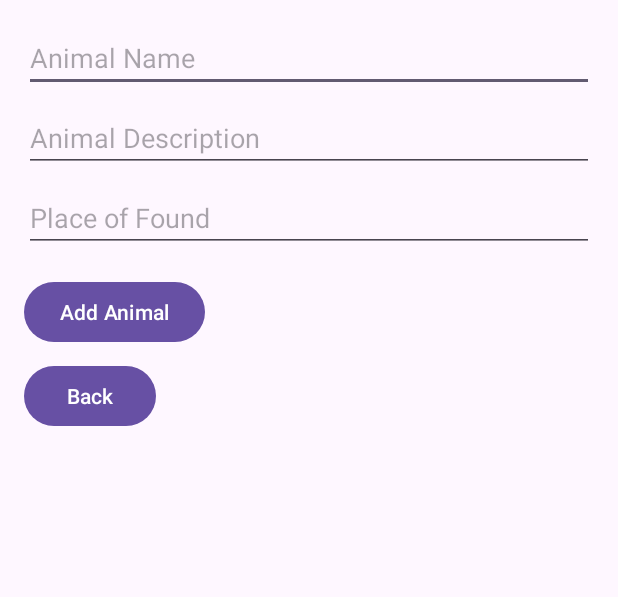
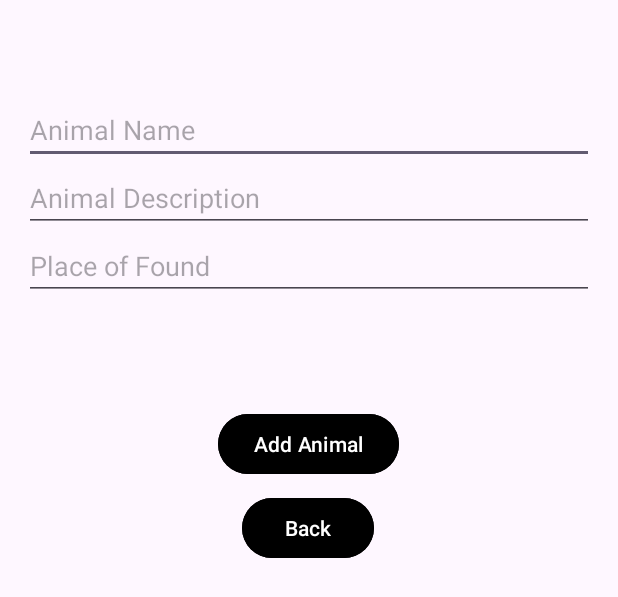
Before and after one commit to BenSimany/AnimalInfoApp, an Android app: the layout fragment_add_animal.xml on its own in the app's theme, with its tools: preview values and no code run, on a phone screen of 412 x 824 dp. Shown: the top 597 px of the screen. Run offline under Robolectric (Android 15) with nearby library versions, the phone set to English and light mode, and no system bars.

```diff
--- a/app/src/main/res/layout/fragment_add_animal.xml
+++ b/app/src/main/res/layout/fragment_add_animal.xml
@@ -1,43 +1,75 @@
 <?xml version="1.0" encoding="utf-8"?>
-<LinearLayout
+<androidx.constraintlayout.widget.ConstraintLayout
     xmlns:android="http://schemas.android.com/apk/res/android"
-    android:id="@+id/addAnimalLayout"
+    xmlns:app="http://schemas.android.com/apk/res-auto"
     android:layout_width="match_parent"
     android:layout_height="match_parent"
-    android:orientation="vertical"
     android:padding="16dp">
 
+    <!-- שם החיה -->
+
+    <!-- תיאור החיה -->
     <EditText
         android:id="@+id/etAnimalName"
-        android:layout_width="match_parent"
+        android:layout_width="0dp"
         android:layout_height="wrap_content"
+        android:layout_marginTop="48dp"
         android:hint="@string/animal_name_hint"
-        android:layout_marginBottom="8dp"/>
+        app:layout_constraintEnd_toEndOf="parent"
+        app:layout_constraintHorizontal_bias="0.0"
+        app:layout_constraintStart_toStartOf="parent"
+        app:layout_constraintTop_toTopOf="parent" />
 
     <EditText
         android:id="@+id/etAnimalDescription"
-        android:layout_width="match_parent"
+        android:layout_width="0dp"
         android:layout_height="wrap_content"
         android:hint="@string/animal_desc_hint"
-        android:layout_marginBottom="8dp"/>
+        app:layout_constraintTop_toBottomOf="@id/etAnimalName"
+        app:layout_constraintStart_toStartOf="parent"
+        app:layout_constraintEnd_toEndOf="parent"
+        android:layout_marginBottom="8dp" />
 
+    <!-- מקום מציאת החיה -->
     <EditText
         android:id="@+id/etAnimalPlaceOfFound"
-        android:layout_width="match_parent"
+        android:layout_width="0dp"
         android:layout_height="wrap_content"
         android:hint="@string/animal_place_of_found"
-        android:layout_marginBottom="16dp"/>
+        app:layout_constraintTop_toBottomOf="@id/etAnimalDescription"
+        app:layout_constraintStart_toStartOf="parent"
+        app:layout_constraintEnd_toEndOf="parent"
+        android:layout_marginBottom="16dp" />
 
-    <com.google.android.material.button.MaterialButton
+    <!-- כפתור הוספה -->
+
+    <!-- כפתור חזרה -->
+    <Button
         android:id="@+id/btnAddAnimal"
         android:layout_width="wrap_content"
         android:layout_height="wrap_content"
-        android:text="@string/add_animal"/>
+        android:layout_marginTop="72dp"
+        android:backgroundTint="@color/black"
+        android:text="@string/add_animal"
+        android:textColor="@color/white"
+        app:cornerRadius="20dp"
+        app:layout_constraintEnd_toEndOf="parent"
+        app:layout_constraintHorizontal_bias="0.498"
+        app:layout_constraintStart_toStartOf="parent"
+        app:layout_constraintTop_toBottomOf="@id/etAnimalPlaceOfFound" />
 
-    <com.google.android.material.button.MaterialButton
+    <Button
         android:id="@+id/btnBack"
         android:layout_width="wrap_content"
         android:layout_height="wrap_content"
+        android:layout_marginTop="8dp"
+        android:backgroundTint="@color/black"
         android:text="@string/back"
-        android:layout_marginTop="8dp"/>
-</LinearLayout>
+        android:textColor="@color/white"
+        app:cornerRadius="20dp"
+        app:layout_constraintEnd_toEndOf="parent"
+        app:layout_constraintHorizontal_bias="0.498"
+        app:layout_constraintStart_toStartOf="parent"
+        app:layout_constraintTop_toBottomOf="@id/btnAddAnimal" />
+
+</androidx.constraintlayout.widget.ConstraintLayout>
--- a/app/src/main/res/raw/animals.json
+++ b/app/src/main/res/raw/animals.json
@@ -5,7 +5,8 @@
         "place_of_found-en": "Africa",
         "place_of_found-he": "אפריקה",
         "description-en": "The lion is a large and powerful wild cat known for its majestic appearance and social behavior.",
-        "description-he": "האריה הוא חתול פרא גדול וחזק, הידוע במראהו המלכותי ובהתנהגותו החברתית."
+        "description-he": "האריה הוא חתול פרא גדול וחזק, הידוע במראהו המלכותי ובהתנהגותו החברתית.",
+
     },
     {
         "name-en": "Elephant",
--- a/app/src/main/res/values/colors.xml
+++ b/app/src/main/res/values/colors.xml
@@ -1,5 +1,8 @@
 <?xml version="1.0" encoding="utf-8"?>
 <resources>
-    <color name="black">#FF000000</color>
-    <color name="white">#FFFFFFFF</color>
+    <color name="background_gray">#F0F0F0</color> <!-- רקע אפור בהיר -->
+    <color name="black">#000000</color> <!-- שחור -->
+    <color name="white">#FFFFFF</color> <!-- לבן -->
+    <color name="gray_dark">#666666</color> <!-- אפור כהה -->
+    <color name="gray_light">#CCCCCC</color> <!-- אפור בהיר -->
 </resources>
--- a/app/src/main/res/values/strings.xml
+++ b/app/src/main/res/values/strings.xml
@@ -22,6 +22,7 @@
     <string name="animal_name_hint">Animal Name</string>
     <string name="animal_desc_hint">Animal Description</string>
     <string name="animal_place_of_found">Place of Found</string>
+    <string name="search_hint">Search Animal</string>
 
     <!-- Buttons -->
     <string name="login">Login</string>
```
Also changed, not shown: app/src/main/java/com/example/animalinfoapp/fragments/AnimalsFragment.java (+29 -6 lines), app/src/main/java/com/example/animalinfoapp/models/AnimalAdapter.java (+40 -10 lines), app/src/main/java/com/example/animalinfoapp/utils/LocaleUtils.java (added, +28 -0 lines), app/src/main/res/layout/activity_main.xml (+8 -3 lines), app/src/main/res/layout/fragment_animals.xml (+42 -10 lines), 1 other file.
